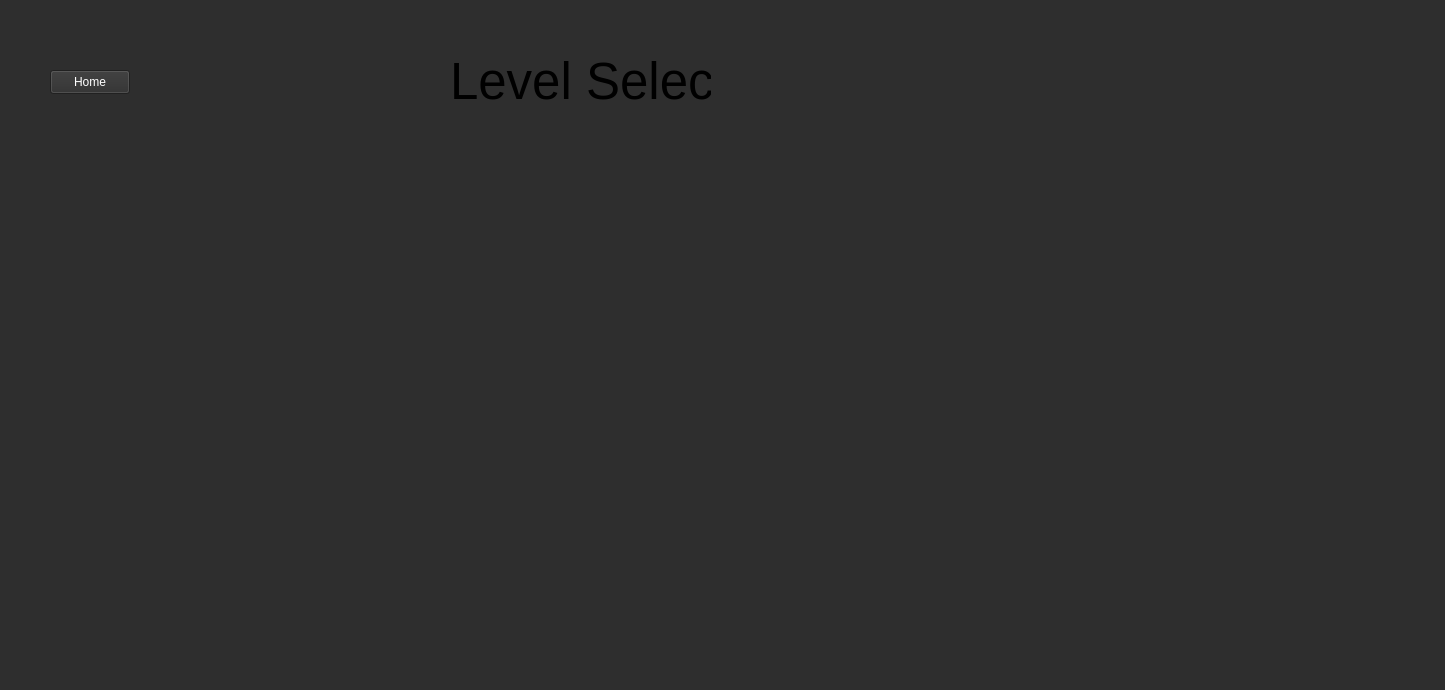
The window that A8_EducationalApp/mainwindow.ui (ethandavies8/Educational_App) describes before a commit, drawn with Qt 5.
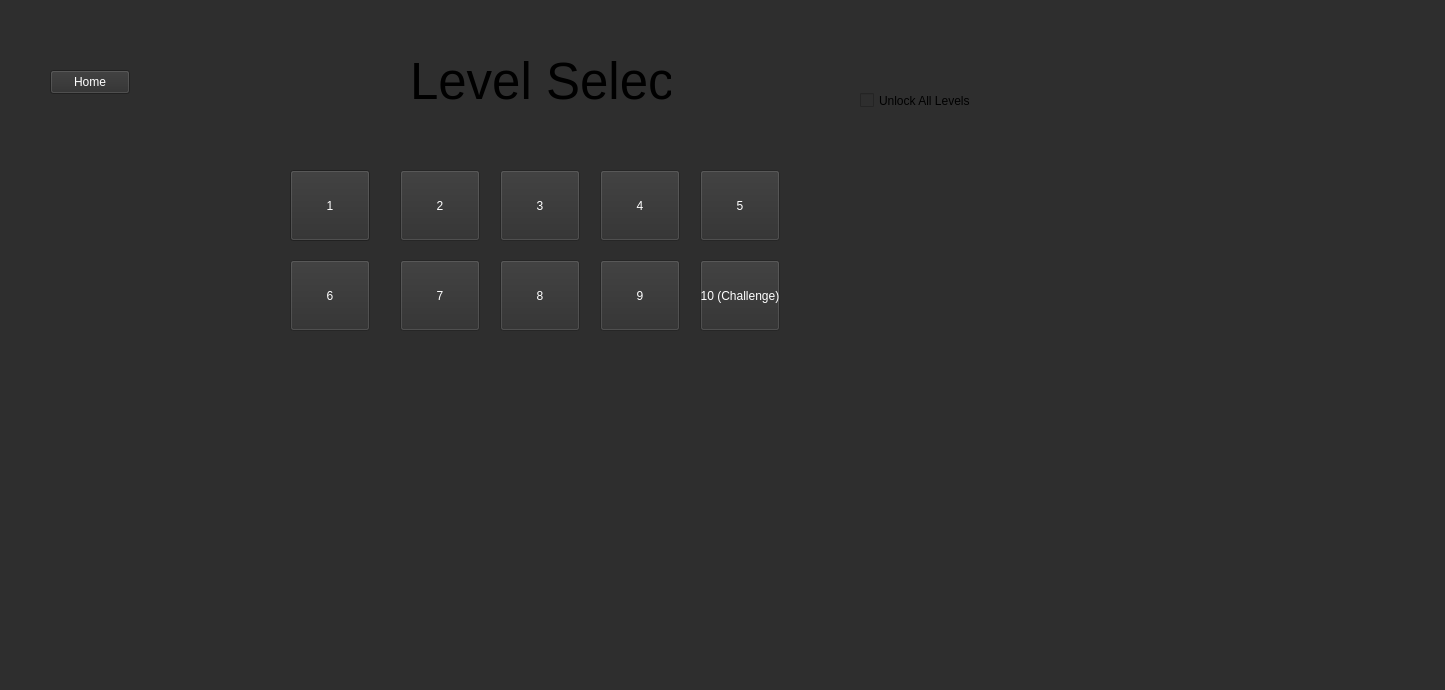
The same window after the commit. The open tabs and pages were chosen to show the change. Icons and pictures are not drawn.

Commit message: level select

Diff of the .ui file:
```diff
--- a/A8_EducationalApp/mainwindow.ui
+++ b/A8_EducationalApp/mainwindow.ui
@@ -1483,7 +1483,7 @@
      <widget class="QLabel" name="levelSelectTitle">
       <property name="geometry">
        <rect>
-        <x>450</x>
+        <x>410</x>
         <y>40</y>
         <width>261</width>
         <height>81</height>
@@ -1517,6 +1517,206 @@
        <string>Home</string>
       </property>
      </widget>
+     <widget class="QPushButton" name="level1Button">
+      <property name="geometry">
+       <rect>
+        <x>290</x>
+        <y>170</y>
+        <width>80</width>
+        <height>71</height>
+       </rect>
+      </property>
+      <property name="styleSheet">
+       <string notr="true">color: rgb(255, 255, 255);</string>
+      </property>
+      <property name="text">
+       <string>1</string>
+      </property>
+     </widget>
+     <widget class="QPushButton" name="level2Button">
+      <property name="enabled">
+       <bool>false</bool>
+      </property>
+      <property name="geometry">
+       <rect>
+        <x>400</x>
+        <y>170</y>
+        <width>80</width>
+        <height>71</height>
+       </rect>
+      </property>
+      <property name="styleSheet">
+       <string notr="true">color: rgb(255, 255, 255);</string>
+      </property>
+      <property name="text">
+       <string>2</string>
+      </property>
+     </widget>
+     <widget class="QPushButton" name="level3Button">
+      <property name="enabled">
+       <bool>false</bool>
+      </property>
+      <property name="geometry">
+       <rect>
+        <x>500</x>
+        <y>170</y>
+        <width>80</width>
+        <height>71</height>
+       </rect>
+      </property>
+      <property name="styleSheet">
+       <string notr="true">color: rgb(255, 255, 255);</string>
+      </property>
+      <property name="text">
+       <string>3</string>
+      </property>
+     </widget>
+     <widget class="QPushButton" name="level4Button">
+      <property name="enabled">
+       <bool>false</bool>
+      </property>
+      <property name="geometry">
+       <rect>
+        <x>600</x>
+        <y>170</y>
+        <width>80</width>
+        <height>71</height>
+       </rect>
+      </property>
+      <property name="styleSheet">
+       <string notr="true">color: rgb(255, 255, 255);</string>
+      </property>
+      <property name="text">
+       <string>4</string>
+      </property>
+     </widget>
+     <widget class="QPushButton" name="level5Button">
+      <property name="enabled">
+       <bool>false</bool>
+      </property>
+      <property name="geometry">
+       <rect>
+        <x>700</x>
+        <y>170</y>
+        <width>80</width>
+        <height>71</height>
+       </rect>
+      </property>
+      <property name="styleSheet">
+       <string notr="true">color: rgb(255, 255, 255);</string>
+      </property>
+      <property name="text">
+       <string>5</string>
+      </property>
+     </widget>
+     <widget class="QPushButton" name="level6Button">
+      <property name="enabled">
+       <bool>false</bool>
+      </property>
+      <property name="geometry">
+       <rect>
+        <x>290</x>
+        <y>260</y>
+        <width>80</width>
+        <height>71</height>
+       </rect>
+      </property>
+      <property name="styleSheet">
+       <string notr="true">color: rgb(255, 255, 255);</string>
+      </property>
+      <property name="text">
+       <string>6</string>
+      </property>
+     </widget>
+     <widget class="QPushButton" name="level7Button">
+      <property name="enabled">
+       <bool>false</bool>
+      </property>
+      <property name="geometry">
+       <rect>
+        <x>400</x>
+        <y>260</y>
+        <width>80</width>
+        <height>71</height>
+       </rect>
+      </property>
+      <property name="styleSheet">
+       <string notr="true">color: rgb(255, 255, 255);</string>
+      </property>
+      <property name="text">
+       <string>7</string>
+      </property>
+     </widget>
+     <widget class="QPushButton" name="level8Button">
+      <property name="enabled">
+       <bool>false</bool>
+      </property>
+      <property name="geometry">
+       <rect>
+        <x>500</x>
+        <y>260</y>
+        <width>80</width>
+        <height>71</height>
+       </rect>
+      </property>
+      <property name="styleSheet">
+       <string notr="true">color: rgb(255, 255, 255);</string>
+      </property>
+      <property name="text">
+       <string>8</string>
+      </property>
+     </widget>
+     <widget class="QPushButton" name="level9Button">
+      <property name="enabled">
+       <bool>false</bool>
+      </property>
+      <property name="geometry">
+       <rect>
+        <x>600</x>
+        <y>260</y>
+        <width>80</width>
+        <height>71</height>
+       </rect>
+      </property>
+      <property name="styleSheet">
+       <string notr="true">color: rgb(255, 255, 255);</string>
+      </property>
+      <property name="text">
+       <string>9</string>
+      </property>
+     </widget>
+     <widget class="QPushButton" name="level10Button">
+      <property name="enabled">
+       <bool>false</bool>
+      </property>
+      <property name="geometry">
+       <rect>
+        <x>700</x>
+        <y>260</y>
+        <width>80</width>
+        <height>71</height>
+       </rect>
+      </property>
+      <property name="styleSheet">
+       <string notr="true">color: rgb(255, 255, 255);</string>
+      </property>
+      <property name="text">
+       <string>10 (Challenge)</string>
+      </property>
+     </widget>
+     <widget class="QCheckBox" name="unlockAllLevelsCheck">
+      <property name="geometry">
+       <rect>
+        <x>860</x>
+        <y>80</y>
+        <width>131</width>
+        <height>41</height>
+       </rect>
+      </property>
+      <property name="text">
+       <string>Unlock All Levels</string>
+      </property>
+     </widget>
     </widget>
    </widget>
   </widget>
```
Left out of the diff: 2 changed lines with no effect on the pictures. The commit also changes 3 other files.
